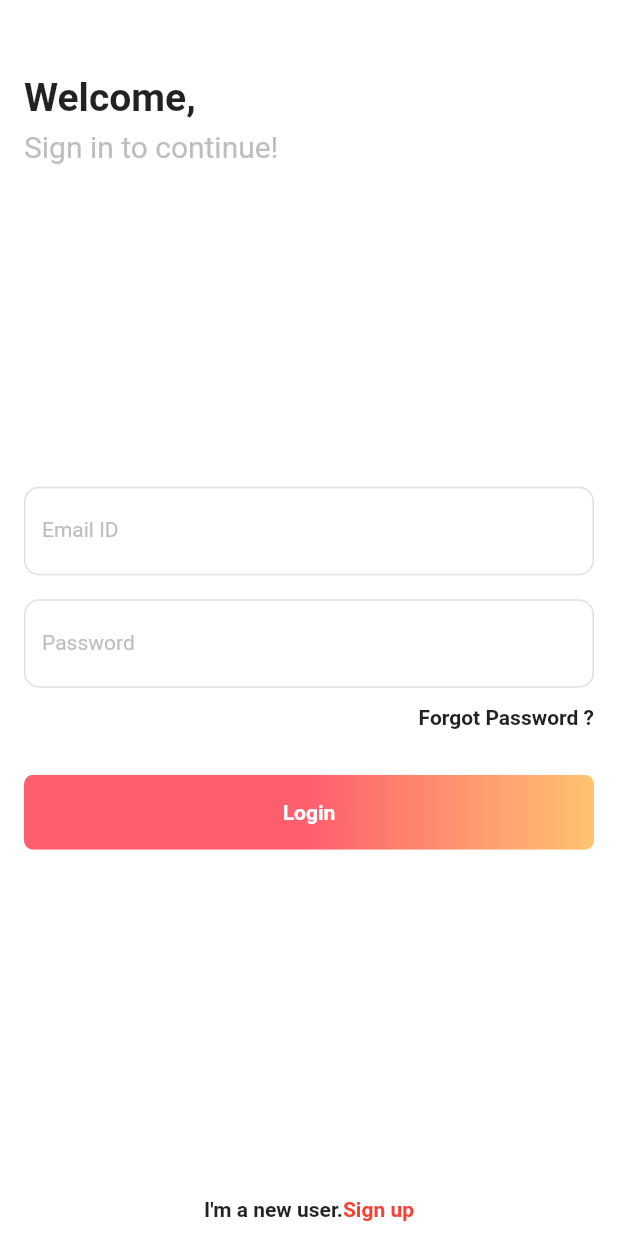
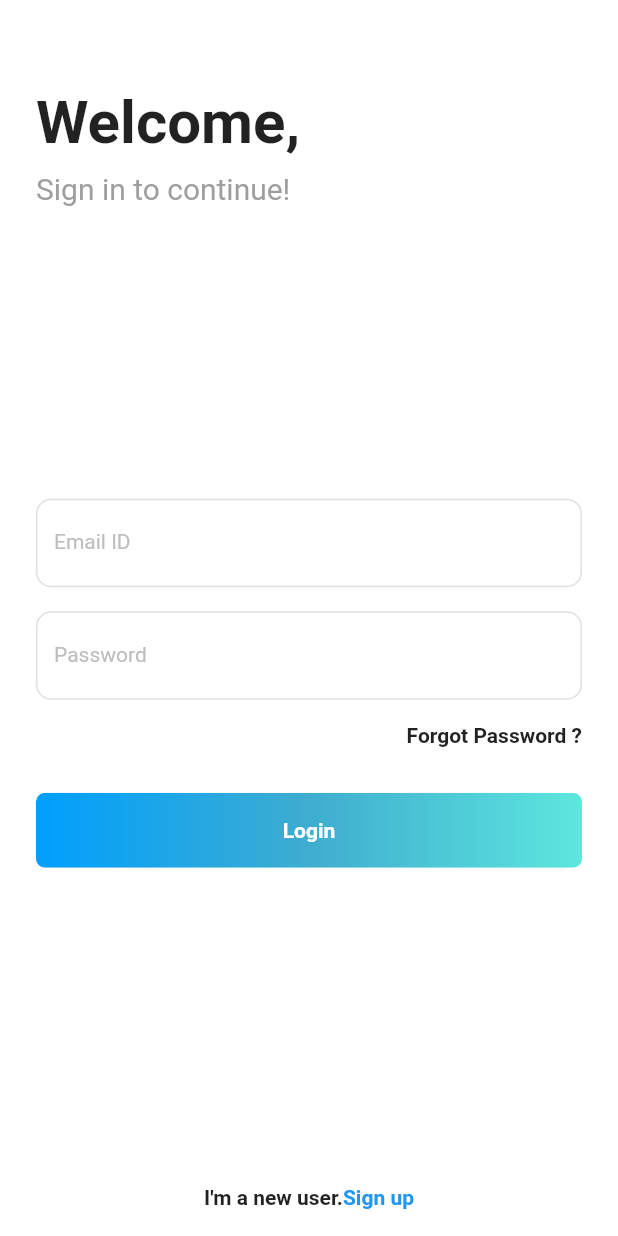
Before and after one commit to arunzuturu/coividapp, a Flutter app: the screen it shows after launch, after a tap on "Sign in.", on a phone screen of 412 x 824 dp. Run offline on Flutter 3.47's test engine with Material 2 defaults, Android fonts, the phone set to English and light mode, and no system bars; our stand-ins replace datetime_picker_formfield, firebase_auth, firebase_core, geolocator, google_fonts; accounts and stored records are empty; network calls fail.

```diff
--- a/lib/routes/signin.dart
+++ b/lib/routes/signin.dart
@@ -23,6 +23,8 @@ class _LoginPageState extends State<LoginPage> {
       body: SafeArea(
         child: Container(
           padding: EdgeInsets.only(left: 16,right: 16),
+          child: Padding(
+            padding: const EdgeInsets.all(8.0),
             child: Column(
               mainAxisAlignment: MainAxisAlignment.spaceBetween,
               crossAxisAlignment: CrossAxisAlignment.start,
@@ -31,9 +33,9 @@ class _LoginPageState extends State<LoginPage> {
                   crossAxisAlignment: CrossAxisAlignment.start,
                   children: <Widget>[
                     SizedBox(height: 50,),
-                  Text("Welcome,",style: TextStyle(fontSize: 26,fontWeight: FontWeight.bold),),
-                  SizedBox(height: 6,),
-                  Text("Sign in to continue!",style: TextStyle(fontSize: 20,color: Colors.grey.shade400),),
+                    Text("Welcome,",style: TextStyle(fontSize: 40,fontWeight: FontWeight.bold),),
+                    SizedBox(height: 9,),
+                    Text("Sign in to continue!",style: TextStyle(fontSize: 20,color: Colors.grey[500]),),
                   ],
                 ),
                 Column(
@@ -57,7 +59,7 @@ class _LoginPageState extends State<LoginPage> {
                         focusedBorder: OutlineInputBorder(
                             borderRadius: BorderRadius.circular(10),
                             borderSide: BorderSide(
-                            color: Colors.red,
+                              color: Colors.blueAccent,
                             )
                         ),
                       ),
@@ -82,12 +84,12 @@ class _LoginPageState extends State<LoginPage> {
                         focusedBorder: OutlineInputBorder(
                             borderRadius: BorderRadius.circular(10),
                             borderSide: BorderSide(
-                            color: Colors.red,
+                              color: Colors.blueAccent,
                             )
                         ),
                       ),
                     ),
-                  SizedBox(height: 12,),
+                    SizedBox(height: 16,),
                     Align(
                       alignment: Alignment.topRight,
                       child: Text("Forgot Password ?",style: TextStyle(fontSize: 14,fontWeight: FontWeight.w600),),
@@ -106,9 +108,9 @@ class _LoginPageState extends State<LoginPage> {
                               begin: Alignment.centerLeft,
                               end: Alignment.centerRight,
                               colors: [
-                              Color(0xffff5f6d),
-                              Color(0xffff5f6d),
-                              Color(0xffffc371),
+                                Color(0xff009ffd),
+                                Color(0xff3eadcf),
+                                Color(0xff5de6de),
                               ],
                             ),
                           ),
@@ -148,7 +150,7 @@ class _LoginPageState extends State<LoginPage> {
                             return SignupPage();
                           }));
                         },
-                      child: Text("Sign up",style: TextStyle(fontWeight: FontWeight.bold,color: Colors.red),),
+                        child: Text("Sign up",style: TextStyle(fontWeight: FontWeight.bold,color: Colors.blue),),
                       )
                     ],
                   ),
@@ -157,6 +159,7 @@ class _LoginPageState extends State<LoginPage> {
             ),
           ),
         ),
+      ),
     );
   }
 }
--- a/lib/routes/splash.dart
+++ b/lib/routes/splash.dart
@@ -32,9 +32,9 @@ class _SplashState extends State<Splash> {
               mainAxisAlignment: MainAxisAlignment.center,
               children: [
                 Image(
-                  width: 120.0,
+                  width: 300.0,
                   fit: BoxFit.fitWidth,
-                  image: AssetImage("assets/logo.png"),
+                  image: AssetImage("assets/corona.png"),
                 ),
                 TextMainNormal('\nCOVID-19 Tracker App', 18)
               ],
--- a/lib/routes/uilogin.dart
+++ b/lib/routes/uilogin.dart
@@ -47,7 +47,7 @@ class _SignupPageState extends State<SignupPage> {
                       ),
                       focusedBorder: OutlineInputBorder(
                         borderRadius: BorderRadius.circular(10),
-                        borderSide: BorderSide(color: Colors.red),
+                        borderSide: BorderSide(color: Colors.blueAccent),
                       ),
                       floatingLabelBehavior: FloatingLabelBehavior.auto,
                     ),
@@ -69,7 +69,7 @@ class _SignupPageState extends State<SignupPage> {
                       ),
                       focusedBorder: OutlineInputBorder(
                         borderRadius: BorderRadius.circular(10),
-                        borderSide: BorderSide(color: Colors.red),
+                        borderSide: BorderSide(color: Colors.blueAccent),
                       ),
                       floatingLabelBehavior: FloatingLabelBehavior.auto,
                     ),
@@ -91,7 +91,7 @@ class _SignupPageState extends State<SignupPage> {
                       ),
                       focusedBorder: OutlineInputBorder(
                         borderRadius: BorderRadius.circular(10),
-                        borderSide: BorderSide(color: Colors.red),
+                        borderSide: BorderSide(color: Colors.blueAccent),
                       ),
                       floatingLabelBehavior: FloatingLabelBehavior.auto,
                     ),
@@ -166,7 +166,7 @@ class _SignupPageState extends State<SignupPage> {
                       onTap: (){
                         // Navigator.pop(context);
                       },
-                      child: GestureDetector(onTap: (){Navigator.popAndPushNamed(context, '/signin');},child: Text("Sign in.",style: TextStyle(fontWeight: FontWeight.bold,color: Colors.red),)),
+                      child: GestureDetector(onTap: (){Navigator.popAndPushNamed(context, '/signin');},child: Text("Sign in.",style: TextStyle(fontWeight: FontWeight.bold,color: Colors.blue),)),
                     )
                   ],
                 ),
--- a/pubspec.yaml
+++ b/pubspec.yaml
@@ -27,7 +27,7 @@ dependencies:
   flutter_ringtone_player: ^3.1.1
   http: ^0.13.2
   geolocator: ^8.0.1
-  url_launcher: ^6.0.3
+  url_launcher: ^6.0.9
   datetime_picker_formfield: ^2.0.0
   cloud_firestore: ^2.5.4
   firebase_database: ^8.0.1
```
Also changed, not shown: lib/routes/home.dart (+19 -15 lines), assets/corona.png (added), assets/splashScreenLogo.png (added), assets/splashscreen.png (added), pubspec.lock. Lines whose indentation alone changed are shown as unchanged.
